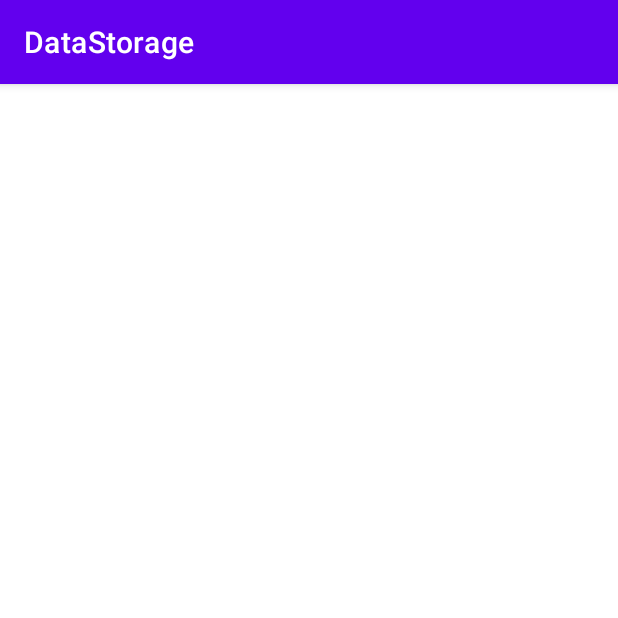
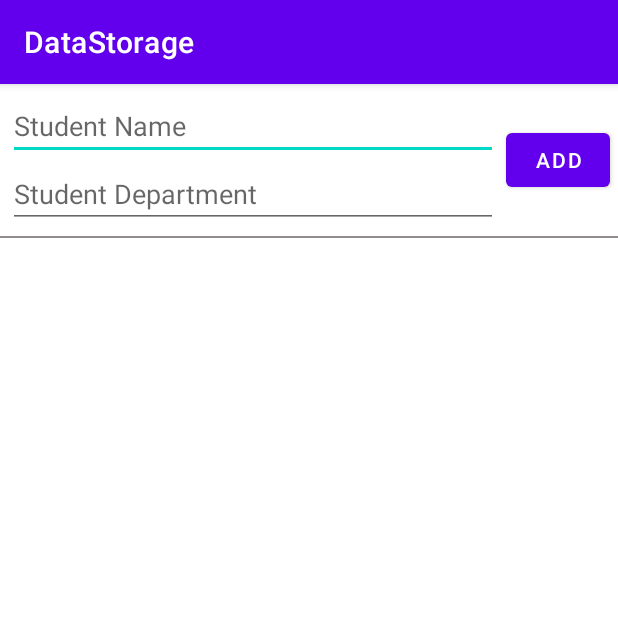
Before and after one commit to rajupraaa1234/DataStorage, an Android app: the ContentProviderActivity screen opened directly, with no data from a screen before it, on a phone screen of 412 x 824 dp, the top half of it. Run offline under Robolectric (Android 15) with nearby library versions, the phone set to English and light mode, and no system bars.

Commit message:
complete ContentProvider Task

```diff
--- a/app/src/main/AndroidManifest.xml
+++ b/app/src/main/AndroidManifest.xml
@@ -10,7 +10,6 @@
         android:supportsRtl="true"
         android:theme="@style/Theme.DataStorage">
         <activity android:name=".ContentProvider.ContentProviderActivity"></activity>
-        <activity android:name=".ContentProvider.MainActivity" />
         <activity android:name=".MainActivity">
             <intent-filter>
                 <action android:name="android.intent.action.MAIN" />
@@ -20,7 +19,7 @@
         </activity>
 
         <provider
-            android:authorities="com.example.datastorage"
+            android:authorities="com.example.datastorage.ContentProvider.MyContentProvider"
             android:name=".ContentProvider.MyContentProvider"
             android:exported="true"
             android:grantUriPermissions="true"
--- a/app/src/main/java/com/example/datastorage/ContentProvider/ContentProviderActivity.kt
+++ b/app/src/main/java/com/example/datastorage/ContentProvider/ContentProviderActivity.kt
@@ -4,22 +4,59 @@ import android.database.Cursor
 import android.database.sqlite.SQLiteDatabase
 import androidx.appcompat.app.AppCompatActivity
 import android.os.Bundle
-import android.widget.Toast
+import android.util.Log
+import android.view.View
+import android.widget.*
 import com.example.datastorage.R
 
 class ContentProviderActivity : AppCompatActivity() {
+
+    lateinit var cpListview: ListView
+    lateinit var stuName : EditText
+    lateinit var stuDept : EditText
+    lateinit var addbtn : Button
+    lateinit var mydb : MySqLiteDataBaseHelper
+    lateinit var adapter: SimpleCursorAdapter
     override fun onCreate(savedInstanceState: Bundle?) {
         super.onCreate(savedInstanceState)
         setContentView(R.layout.activity_content_provider)
+        init()
+        addbtn.setOnClickListener(View.OnClickListener {
+            addDataInDB()
+        })
 
-        var mydb = MySqLiteDataBaseHelper(applicationContext)
-        mydb.insertData("Raju kumar gupta","MCA")
-        mydb.insertData("Rahul kumar gupta","BCA")
-        mydb.insertData("vikash kumar gupta","BBA")
-        var db : SQLiteDatabase = mydb.readableDatabase
-        var rs : Cursor = db.rawQuery("SELECT * FROM DETAIL_TABLE",null)
-        if(rs.moveToFirst()){
-            Toast.makeText(applicationContext,rs.getString(1) + "\n" + rs.getString(2),Toast.LENGTH_LONG).show()
+        ContentProviderSetUp()
+    }
+
+    private fun addDataInDB() {
+        var name = stuName.text.toString()
+        var dept = stuDept.text.toString()
+
+        if(name.isEmpty() || dept.isEmpty()){
+            Toast.makeText(this,"Please enter all details",Toast.LENGTH_LONG).show()
+            return
+        }else{
+            mydb.insertData(name,dept)
+            stuName.setText("")
+            stuDept.setText("")
+            ContentProviderSetUp()
         }
     }
+
+    private fun ContentProviderSetUp(){
+        var fromColumn = arrayOf(MyContentProvider.NAME,MyContentProvider.DEPARTMENT)
+        var rs:Cursor? = contentResolver.query(MyContentProvider.CONTENT_URI,null,null,null,null,null)
+        var rowLayout = android.R.layout.simple_list_item_2
+        var toTextView = intArrayOf(android.R.id.text1,android.R.id.text2)
+        adapter = SimpleCursorAdapter(this,rowLayout,rs,fromColumn,toTextView,1)
+        cpListview.adapter =adapter
+    }
+
+    private fun init(){
+        cpListview = findViewById(R.id.cpListView)
+        stuName = findViewById(R.id.stuName)
+        stuDept = findViewById(R.id.stuDept)
+        addbtn = findViewById(R.id.btn)
+        mydb = MySqLiteDataBaseHelper(applicationContext)
+    }
 }
--- a/app/src/main/java/com/example/datastorage/ContentProvider/MyContentProvider.kt
+++ b/app/src/main/java/com/example/datastorage/ContentProvider/MyContentProvider.kt
@@ -9,7 +9,7 @@ import android.net.Uri
 class MyContentProvider : ContentProvider() {
 
     companion object{
-        val PROVIDER_NAME = "com.example.datastorage.ContentProvider/MyContentProvider"
+        val PROVIDER_NAME = "com.example.datastorage.ContentProvider.MyContentProvider"
         val URL = "content://$PROVIDER_NAME/DETAIL_TABLE"
         val CONTENT_URI : Uri = Uri.parse(URL)
 
@@ -47,11 +47,15 @@ class MyContentProvider : ContentProvider() {
         return uri
     }
 
-    override fun delete(p0: Uri, p1: String?, p2: Array<out String>?): Int {
-        TODO("Not yet implemented")
+    override fun delete(uri: Uri, condition: String?, condition_val: Array<out String>?): Int {
+        var count : Int = db.delete("DETAIL_TABLE",condition,condition_val)
+        context?.contentResolver?.notifyChange(uri,null)
+        return count
     }
 
-    override fun update(p0: Uri, p1: ContentValues?, p2: String?, p3: Array<out String>?): Int {
-        TODO("Not yet implemented")
+    override fun update(uri: Uri, cv: ContentValues?, condition: String?, p3: Array<out String>?): Int {
+         var count : Int = db.update("DETAIL_TABLE",cv,condition,p3)
+         context?.contentResolver?.notifyChange(uri,null)
+         return count
     }
 }
--- a/app/src/main/res/layout/activity_content_provider.xml
+++ b/app/src/main/res/layout/activity_content_provider.xml
@@ -1,9 +1,61 @@
 <?xml version="1.0" encoding="utf-8"?>
-<androidx.constraintlayout.widget.ConstraintLayout xmlns:android="http://schemas.android.com/apk/res/android"
+<LinearLayout xmlns:android="http://schemas.android.com/apk/res/android"
     xmlns:app="http://schemas.android.com/apk/res-auto"
     xmlns:tools="http://schemas.android.com/tools"
     android:layout_width="match_parent"
     android:layout_height="match_parent"
+    android:orientation="vertical"
     tools:context=".ContentProvider.ContentProviderActivity">
 
-</androidx.constraintlayout.widget.ConstraintLayout>
+
+    <LinearLayout
+        android:layout_width="match_parent"
+        android:layout_height="wrap_content">
+           <LinearLayout
+               android:layout_width="match_parent"
+               android:orientation="vertical"
+               android:padding="5dp"
+               android:layout_weight="0.8"
+               android:layout_height="wrap_content">
+                    <EditText
+                        android:id="@+id/stuName"
+                        android:layout_width="match_parent"
+                        android:hint="Student Name"
+                        android:layout_height="wrap_content"/>
+
+                   <EditText
+                       android:id="@+id/stuDept"
+                       android:layout_width="match_parent"
+                       android:hint="Student Department"
+                       android:layout_height="wrap_content"/>
+           </LinearLayout>
+
+           <Button
+               android:id="@+id/btn"
+               android:layout_width="wrap_content"
+               android:text="Add"
+               android:gravity="center"
+               android:layout_gravity="center"
+               android:layout_weight="0.2"
+               android:layout_marginEnd="5dp"
+               android:layout_height="wrap_content"/>
+    </LinearLayout>
+    <View
+        android:layout_width="match_parent"
+        android:background="@color/light_black"
+        android:layout_height="1dp"/>
+
+    <ListView
+        android:id="@+id/cpListView"
+        android:layout_width="409dp"
+        android:layout_height="match_parent"
+        android:layout_marginStart="16dp"
+        android:layout_marginLeft="16dp"
+        android:layout_marginTop="1dp"
+        android:layout_marginBottom="1dp"
+         />
+
+
+
+
+</LinearLayout>
--- a/app/src/main/res/values/colors.xml
+++ b/app/src/main/res/values/colors.xml
@@ -6,6 +6,7 @@
     <color name="teal_200">#FF03DAC5</color>
     <color name="teal_700">#FF018786</color>
     <color name="black">#FF000000</color>
+    <color name="gray">#FF000000</color>
     <color name="white">#FFFFFFFF</color>
     <color name="light_black">#B3655C5C</color>
 </resources>
```
